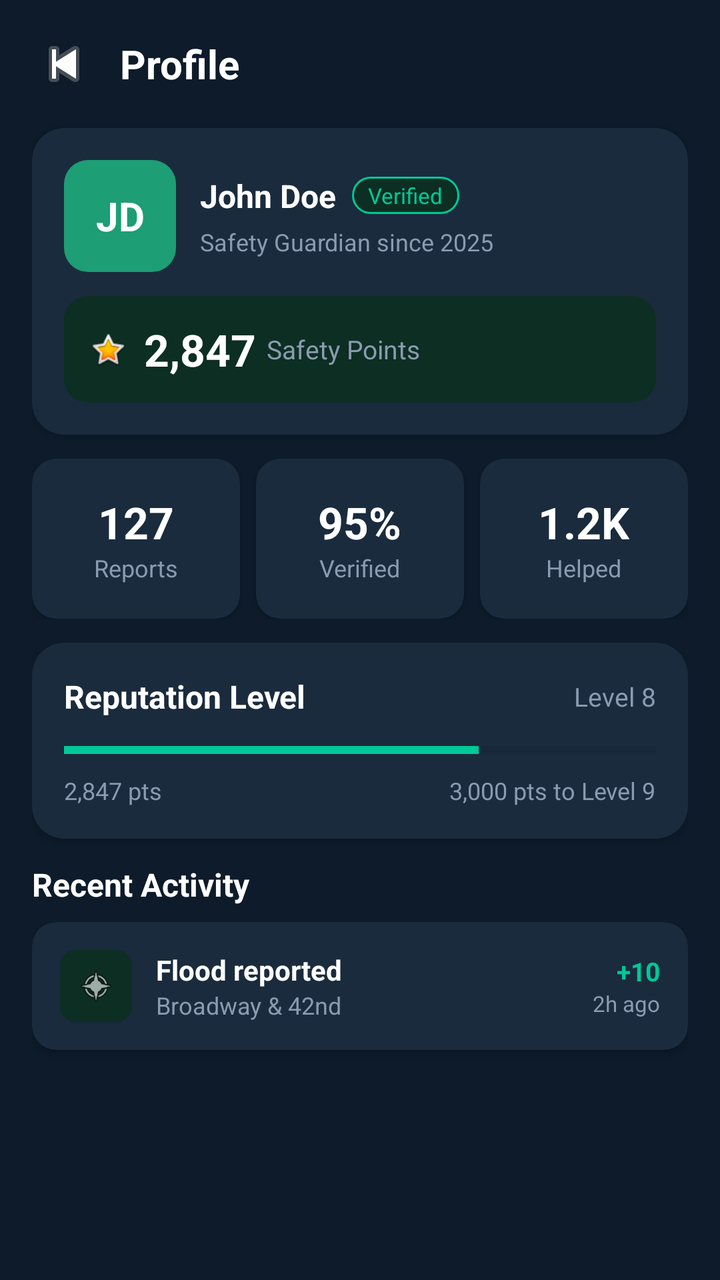
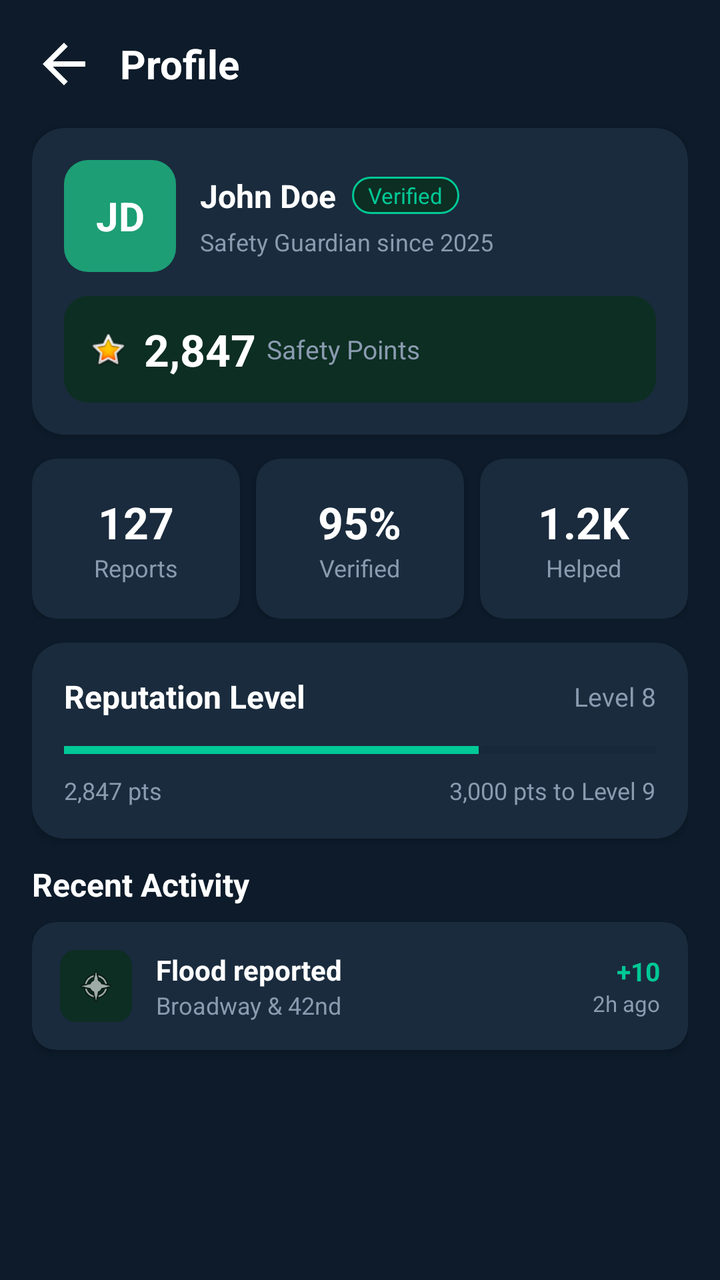

The first picture is an Android layout as it rendered before a commit; the second is the same layout after the commit. The layout source and the unified diff follow.
<!-- AndroidManifest.xml: application theme Theme.RouteGuard -->
<!-- res/layout/fragment_profile.xml -->
<?xml version="1.0" encoding="utf-8"?>
<ScrollView
    xmlns:android="http://schemas.android.com/apk/res/android"
    android:layout_width="match_parent"
    android:layout_height="match_parent"
    android:background="@color/bg_primary">

    <LinearLayout
        android:layout_width="match_parent"
        android:layout_height="wrap_content"
        android:orientation="vertical"
        android:padding="16dp">

        
        <LinearLayout
            android:layout_width="match_parent"
            android:layout_height="wrap_content"
            android:orientation="horizontal"
            android:gravity="center_vertical"
            android:layout_marginBottom="16dp">

            <ImageView
                android:layout_width="32dp"
                android:layout_height="32dp"
                android:src="@android:drawable/ic_media_previous"
                android:layout_marginEnd="12dp" />

            <TextView
                android:layout_width="wrap_content"
                android:layout_height="wrap_content"
                android:text="@string/nav_profile"
                android:textColor="@color/text_primary"
                android:textSize="20sp"
                android:textStyle="bold" />
        </LinearLayout>

        
        <androidx.cardview.widget.CardView
            android:layout_width="match_parent"
            android:layout_height="wrap_content"
            android:layout_marginBottom="12dp"
            app:cardBackgroundColor="@color/bg_card"
            app:cardCornerRadius="16dp"
            xmlns:app="http://schemas.android.com/apk/res-auto">

            <LinearLayout
                android:layout_width="match_parent"
                android:layout_height="wrap_content"
                android:orientation="vertical"
                android:padding="16dp">

                <LinearLayout
                    android:layout_width="match_parent"
                    android:layout_height="wrap_content"
                    android:orientation="horizontal"
                    android:gravity="center_vertical"
                    android:layout_marginBottom="12dp">

                    
                    <TextView
                        android:id="@+id/tvProfileInitials"
                        android:layout_width="56dp"
                        android:layout_height="56dp"
                        android:text="JD"
                        android:textColor="@color/text_primary"
                        android:textSize="20sp"
                        android:textStyle="bold"
                        android:gravity="center"
                        android:background="@drawable/bg_avatar_teal"
                        android:layout_marginEnd="12dp" />

                    <LinearLayout
                        android:layout_width="0dp"
                        android:layout_height="wrap_content"
                        android:layout_weight="1"
                        android:orientation="vertical">

                        <LinearLayout
                            android:layout_width="wrap_content"
                            android:layout_height="wrap_content"
                            android:orientation="horizontal"
                            android:gravity="center_vertical"
                            android:layout_marginBottom="4dp">

                            <TextView
                                android:id="@+id/tvProfileName"
                                android:layout_width="wrap_content"
                                android:layout_height="wrap_content"
                                android:text="John Doe"
                                android:textColor="@color/text_primary"
                                android:textSize="16sp"
                                android:textStyle="bold"
                                android:layout_marginEnd="8dp" />

                            <TextView
                                android:layout_width="wrap_content"
                                android:layout_height="wrap_content"
                                android:text="@string/verified"
                                android:textColor="@color/accent_teal"
                                android:textSize="11sp"
                                android:paddingStart="8dp"
                                android:paddingEnd="8dp"
                                android:paddingTop="2dp"
                                android:paddingBottom="2dp"
                                android:background="@drawable/bg_verified_badge" />
                        </LinearLayout>

                        <TextView
                            android:id="@+id/tvJoinedDate"
                            android:layout_width="wrap_content"
                            android:layout_height="wrap_content"
                            android:text="@string/safety_guardian_since"
                            android:textColor="@color/text_secondary"
                            android:textSize="12sp" />
                    </LinearLayout>
                </LinearLayout>

                
                <LinearLayout
                    android:layout_width="match_parent"
                    android:layout_height="wrap_content"
                    android:orientation="horizontal"
                    android:gravity="center_vertical"
                    android:background="@drawable/bg_points_card"
                    android:padding="12dp">

                    <ImageView
                        android:layout_width="20dp"
                        android:layout_height="20dp"
                        android:src="@android:drawable/btn_star_big_on"
                        android:layout_marginEnd="8dp" />

                        <TextView
                            android:id="@+id/tvSafetyPoints"
                            android:layout_width="wrap_content"
                            android:layout_height="wrap_content"
                            android:text="2,847 "
                            android:textColor="@color/text_primary"
                            android:textSize="22sp"
                            android:textStyle="bold" />

                    <TextView
                        android:layout_width="wrap_content"
                        android:layout_height="wrap_content"
                        android:text="@string/safety_points"
                        android:textColor="@color/text_secondary"
                        android:textSize="13sp" />
                </LinearLayout>
            </LinearLayout>
        </androidx.cardview.widget.CardView>

        
        <LinearLayout
            android:layout_width="match_parent"
            android:layout_height="wrap_content"
            android:orientation="horizontal"
            android:layout_marginBottom="12dp">

            <androidx.cardview.widget.CardView
                android:layout_width="0dp"
                android:layout_height="80dp"
                android:layout_weight="1"
                android:layout_marginEnd="8dp"
                app:cardBackgroundColor="@color/bg_card"
                app:cardCornerRadius="12dp"
                xmlns:app="http://schemas.android.com/apk/res-auto">
                <LinearLayout
                    android:layout_width="match_parent"
                    android:layout_height="match_parent"
                    android:orientation="vertical"
                    android:gravity="center">
                    <TextView
                        android:id="@+id/tvReportCount"
                        android:layout_width="wrap_content"
                        android:layout_height="wrap_content"
                        android:text="127"
                        android:textColor="@color/text_primary"
                        android:textSize="22sp"
                        android:textStyle="bold" />
                    <TextView
                        android:layout_width="wrap_content"
                        android:layout_height="wrap_content"
                        android:text="@string/reports_count"
                        android:textColor="@color/text_secondary"
                        android:textSize="12sp" />
                </LinearLayout>
            </androidx.cardview.widget.CardView>

            <androidx.cardview.widget.CardView
                android:layout_width="0dp"
                android:layout_height="80dp"
                android:layout_weight="1"
                android:layout_marginEnd="8dp"
                app:cardBackgroundColor="@color/bg_card"
                app:cardCornerRadius="12dp"
                xmlns:app="http://schemas.android.com/apk/res-auto">
                <LinearLayout
                    android:layout_width="match_parent"
                    android:layout_height="match_parent"
                    android:orientation="vertical"
                    android:gravity="center">
                    <TextView
                        android:id="@+id/tvVerifiedRate"
                        android:layout_width="wrap_content"
                        android:layout_height="wrap_content"
                        android:text="95%"
                        android:textColor="@color/text_primary"
                        android:textSize="22sp"
                        android:textStyle="bold" />
                    <TextView
                        android:layout_width="wrap_content"
                        android:layout_height="wrap_content"
                        android:text="@string/verified"
                        android:textColor="@color/text_secondary"
                        android:textSize="12sp" />
                </LinearLayout>
            </androidx.cardview.widget.CardView>

            <androidx.cardview.widget.CardView
                android:layout_width="0dp"
                android:layout_height="80dp"
                android:layout_weight="1"
                app:cardBackgroundColor="@color/bg_card"
                app:cardCornerRadius="12dp"
                xmlns:app="http://schemas.android.com/apk/res-auto">
                <LinearLayout
                    android:layout_width="match_parent"
                    android:layout_height="match_parent"
                    android:orientation="vertical"
                    android:gravity="center">
                    <TextView
                        android:id="@+id/tvHelpedCount"
                        android:layout_width="wrap_content"
                        android:layout_height="wrap_content"
                        android:text="1.2K"
                        android:textColor="@color/text_primary"
                        android:textSize="22sp"
                        android:textStyle="bold" />
                    <TextView
                        android:layout_width="wrap_content"
                        android:layout_height="wrap_content"
                        android:text="@string/helped_count"
                        android:textColor="@color/text_secondary"
                        android:textSize="12sp" />
                </LinearLayout>
            </androidx.cardview.widget.CardView>
        </LinearLayout>

        
        <androidx.cardview.widget.CardView
            android:layout_width="match_parent"
            android:layout_height="wrap_content"
            android:layout_marginBottom="12dp"
            app:cardBackgroundColor="@color/bg_card"
            app:cardCornerRadius="16dp"
            xmlns:app="http://schemas.android.com/apk/res-auto">

            <LinearLayout
                android:layout_width="match_parent"
                android:layout_height="wrap_content"
                android:orientation="vertical"
                android:padding="16dp">

                <LinearLayout
                    android:layout_width="match_parent"
                    android:layout_height="wrap_content"
                    android:orientation="horizontal"
                    android:gravity="center_vertical"
                    android:layout_marginBottom="12dp">

                    <TextView
                        android:layout_width="0dp"
                        android:layout_height="wrap_content"
                        android:layout_weight="1"
                        android:text="@string/reputation_level"
                        android:textColor="@color/text_primary"
                        android:textSize="16sp"
                        android:textStyle="bold" />

                    <TextView
                        android:layout_width="wrap_content"
                        android:layout_height="wrap_content"
                        android:text="@string/level_status"
                        android:textColor="@color/text_secondary"
                        android:textSize="13sp" />
                </LinearLayout>

                <ProgressBar
                    style="@style/Widget.AppCompat.ProgressBar.Horizontal"
                    android:layout_width="match_parent"
                    android:layout_height="8dp"
                    android:progress="70"
                    android:progressTint="@color/accent_teal"
                    android:progressBackgroundTint="@color/bg_secondary"
                    android:layout_marginBottom="8dp" />

                <LinearLayout
                    android:layout_width="match_parent"
                    android:layout_height="wrap_content"
                    android:orientation="horizontal">

                    <TextView
                        android:id="@+id/tvCurrentPoints"
                        android:layout_width="0dp"
                        android:layout_height="wrap_content"
                        android:layout_weight="1"
                        android:text="2,847 pts"
                        android:textColor="@color/text_secondary"
                        android:textSize="12sp" />

                    <TextView
                        android:layout_width="wrap_content"
                        android:layout_height="wrap_content"
                        android:text="@string/pts_to_next_level"
                        android:textColor="@color/text_secondary"
                        android:textSize="12sp" />
                </LinearLayout>
            </LinearLayout>
        </androidx.cardview.widget.CardView>

        
        <TextView
            android:layout_width="wrap_content"
            android:layout_height="wrap_content"
            android:text="@string/recent_activity"
            android:textColor="@color/text_primary"
            android:textSize="16sp"
            android:textStyle="bold"
            android:layout_marginBottom="8dp" />

        
        <androidx.cardview.widget.CardView
            android:layout_width="match_parent"
            android:layout_height="wrap_content"
            android:layout_marginBottom="8dp"
            app:cardBackgroundColor="@color/bg_card"
            app:cardCornerRadius="12dp"
            xmlns:app="http://schemas.android.com/apk/res-auto">

            <LinearLayout
                android:layout_width="match_parent"
                android:layout_height="wrap_content"
                android:orientation="horizontal"
                android:gravity="center_vertical"
                android:padding="14dp">

                <ImageView
                    android:layout_width="36dp"
                    android:layout_height="36dp"
                    android:src="@android:drawable/ic_menu_compass"
                    android:background="@drawable/bg_icon_teal_small"
                    android:padding="8dp"
                    android:layout_marginEnd="12dp" />

                <LinearLayout
                    android:layout_width="0dp"
                    android:layout_height="wrap_content"
                    android:layout_weight="1"
                    android:orientation="vertical">

                    <TextView
                        android:layout_width="wrap_content"
                        android:layout_height="wrap_content"
                        android:text="Flood reported"
                        android:textColor="@color/text_primary"
                        android:textSize="14sp"
                        android:textStyle="bold" />

                    <TextView
                        android:layout_width="wrap_content"
                        android:layout_height="wrap_content"
                        android:text="Broadway &amp; 42nd"
                        android:textColor="@color/text_secondary"
                        android:textSize="12sp" />
                </LinearLayout>

                <LinearLayout
                    android:layout_width="wrap_content"
                    android:layout_height="wrap_content"
                    android:orientation="vertical"
                    android:gravity="end">

                    <TextView
                        android:layout_width="wrap_content"
                        android:layout_height="wrap_content"
                        android:text="+10"
                        android:textColor="@color/accent_teal"
                        android:textSize="13sp"
                        android:textStyle="bold" />

                    <TextView
                        android:layout_width="wrap_content"
                        android:layout_height="wrap_content"
                        android:text="2h ago"
                        android:textColor="@color/text_secondary"
                        android:textSize="11sp" />
                </LinearLayout>
            </LinearLayout>
        </androidx.cardview.widget.CardView>

    </LinearLayout>
</ScrollView>
<!-- resources referenced by this layout -->
<resources>
  <color name="accent_teal">#00C896</color>
  <color name="bg_card">#1A2B3D</color>
  <color name="bg_primary">#0D1B2A</color>
  <color name="bg_secondary">#152236</color>
  <color name="text_primary">#FFFFFF</color>
  <color name="text_secondary">#8A9BB0</color>
  <!-- drawable bg_avatar_teal (drawable) -->
  <?xml version="1.0" encoding="utf-8"?>
  <shape xmlns:android="http://schemas.android.com/apk/res/android"
      android:shape="rectangle">
      <solid android:color="#1D9E75" />
      <corners android:radius="12dp" />
  </shape>
  <!-- drawable bg_icon_teal_small (drawable) -->
  <?xml version="1.0" encoding="utf-8"?>
  <shape xmlns:android="http://schemas.android.com/apk/res/android"
      android:shape="rectangle">
      <solid android:color="#0D2E22" />
      <corners android:radius="8dp" />
  </shape>
  <!-- drawable bg_points_card (drawable) -->
  <?xml version="1.0" encoding="utf-8"?>
  <shape xmlns:android="http://schemas.android.com/apk/res/android"
      android:shape="rectangle">
      <solid android:color="#0D2E22" />
      <corners android:radius="12dp" />
  </shape>
  <!-- drawable bg_verified_badge (drawable) -->
  <?xml version="1.0" encoding="utf-8"?>
  <shape xmlns:android="http://schemas.android.com/apk/res/android"
      android:shape="rectangle">
      <solid android:color="#0D2E22" />
      <corners android:radius="20dp" />
      <stroke android:width="1dp" android:color="#00C896" />
  </shape>
  <string name="helped_count">Helped</string>
  <string name="level_status">Level 8</string>
  <string name="nav_profile">Profile</string>
  <string name="pts_to_next_level">3,000 pts to Level 9</string>
  <string name="recent_activity">Recent Activity</string>
  <string name="reports_count">Reports</string>
  <string name="reputation_level">Reputation Level</string>
  <string name="safety_guardian_since">Safety Guardian since 2025</string>
  <string name="safety_points">Safety Points</string>
  <string name="verified">Verified</string>
  <style name="Theme.RouteGuard" parent="Base.Theme.RouteGuard" />
  <style name="Base.Theme.RouteGuard" parent="Theme.Material3.DayNight.NoActionBar">
          
          
      </style>
</resources>

<!-- the commit's change to res/layout/fragment_profile.xml (unified diff, before → after) -->
@@ -20,9 +20,10 @@
             android:layout_marginBottom="16dp">
 
             <ImageView
+                android:id="@+id/btnBack"
                 android:layout_width="32dp"
                 android:layout_height="32dp"
-                android:src="@android:drawable/ic_media_previous"
+                android:src="@drawable/ic_back_arrow"
                 android:layout_marginEnd="12dp" />
 
             <TextView
<!-- resource entries referenced after the edit -->
@@ -35,6 +35,17 @@
       <corners android:radius="20dp" />
       <stroke android:width="1dp" android:color="#00C896" />
   </shape>
+  <!-- drawable ic_back_arrow (drawable) -->
+  <vector xmlns:android="http://schemas.android.com/apk/res/android"
+      android:width="24dp"
+      android:height="24dp"
+      android:viewportWidth="24"
+      android:viewportHeight="24"
+      android:tint="#FFFFFF">
+    <path
+        android:fillColor="@android:color/white"
+        android:pathData="M20,11H7.83l5.59,-5.59L12,4l-8,8 8,8 1.41,-1.41L7.83,13H20v-2z"/>
+  </vector>
   <string name="helped_count">Helped</string>
   <string name="level_status">Level 8</string>
   <string name="nav_profile">Profile</string>
@@ -45,10 +56,16 @@
   <string name="safety_guardian_since">Safety Guardian since 2025</string>
   <string name="safety_points">Safety Points</string>
   <string name="verified">Verified</string>
-  <style name="Theme.RouteGuard" parent="Base.Theme.RouteGuard" />
+  <style name="Theme.RouteGuard" parent="Base.Theme.RouteGuard">
+          <item name="actionOverflowMenuStyle">@style/CustomPopupMenu</item>
+      </style>
   <style name="Base.Theme.RouteGuard" parent="Theme.Material3.DayNight.NoActionBar">
           
           
       </style>
+  <style name="CustomPopupMenu" parent="Widget.AppCompat.PopupMenu">
+          <item name="android:itemBackground">@color/bg_card</item>
+          <item name="android:textColorPrimary">@color/text_primary</item>
+      </style>
 </resources>
 
